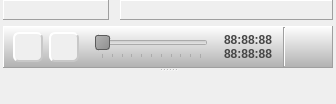
The window that Homer/forms/Widgets/ParticipantWidget.ui (Homer-Conferencing/Homer-Conferencing) describes before a commit, drawn with Qt 5.
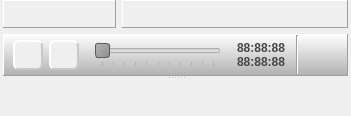
The same window after the commit. Icons and pictures are not drawn. Custom widgets are drawn as their Qt base class.

```diff
--- a/Homer/forms/Widgets/ParticipantWidget.ui
+++ b/Homer/forms/Widgets/ParticipantWidget.ui
@@ -6,8 +6,8 @@
    <rect>
     <x>0</x>
     <y>0</y>
-    <width>336</width>
-    <height>104</height>
+    <width>351</width>
+    <height>116</height>
    </rect>
   </property>
   <property name="font">
@@ -75,7 +75,7 @@
             </property>
             <property name="sizeHint" stdset="0">
              <size>
-              <width>5</width>
+              <width>0</width>
               <height>20</height>
              </size>
             </property>
```
